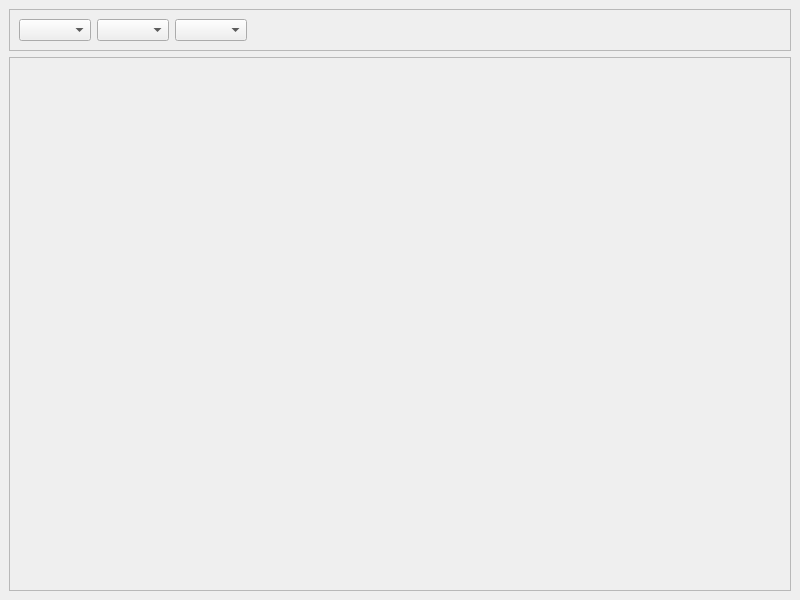
anilakhade/risk_managment, file strategy.ui: the form before one commit.
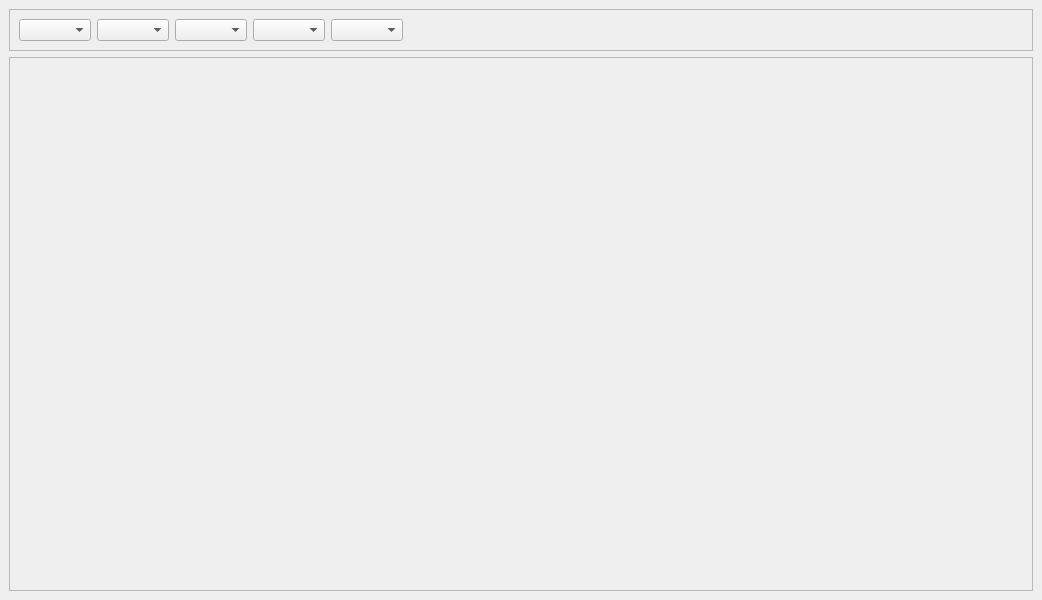
The form after the commit.

Patch:
```diff
--- a/strategy.ui
+++ b/strategy.ui
@@ -6,7 +6,7 @@
    <rect>
     <x>0</x>
     <y>0</y>
-    <width>800</width>
+    <width>1042</width>
     <height>600</height>
    </rect>
   </property>
@@ -31,7 +31,13 @@
         <widget class="QComboBox" name="comboBox_2"/>
        </item>
        <item>
-        <widget class="QComboBox" name="comboBox_3"/>
+        <widget class="QComboBox" name="strategy_box"/>
+       </item>
+       <item>
+        <widget class="QComboBox" name="symbol_box"/>
+       </item>
+       <item>
+        <widget class="QComboBox" name="expiry_box"/>
        </item>
        <item>
         <spacer name="horizontalSpacer">
@@ -59,7 +65,7 @@
         <rect>
          <x>0</x>
          <y>0</y>
-         <width>780</width>
+         <width>1022</width>
          <height>526</height>
         </rect>
        </property>
```
Left out of the diff: 6 changed lines with no effect on the pictures.
